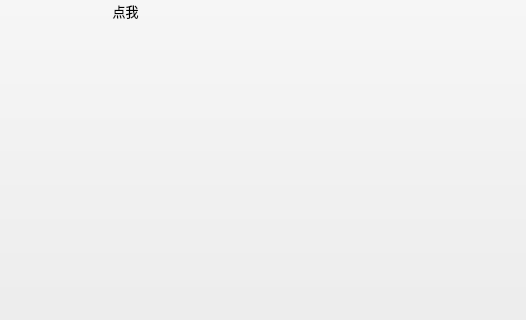
The window that mainwindow.ui (username-ui/CPCTest) describes before a commit, drawn with Qt 5; both pictures show x 280 to 806 and y 295 to 615 of the 806 by 615 pixel window.
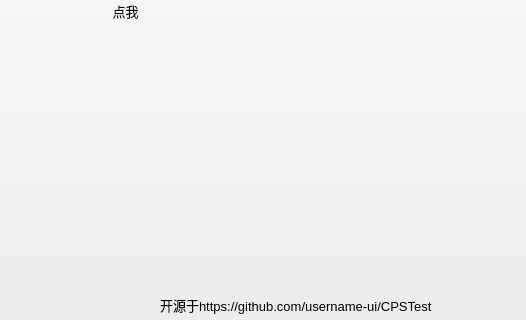
The same window after the commit.

Commit message:
添加开源地址在右下角
添加开源地址在右下角

```diff
--- a/mainwindow.ui
+++ b/mainwindow.ui
@@ -66,6 +66,19 @@
      <set>Qt::AlignCenter</set>
     </property>
    </widget>
+   <widget class="QLabel" name="label_2">
+    <property name="geometry">
+     <rect>
+      <x>440</x>
+      <y>590</y>
+      <width>371</width>
+      <height>20</height>
+     </rect>
+    </property>
+    <property name="text">
+     <string>开源于https://github.com/username-ui/CPSTest</string>
+    </property>
+   </widget>
   </widget>
  </widget>
  <resources/>
```
The commit also changes 1 other file.
